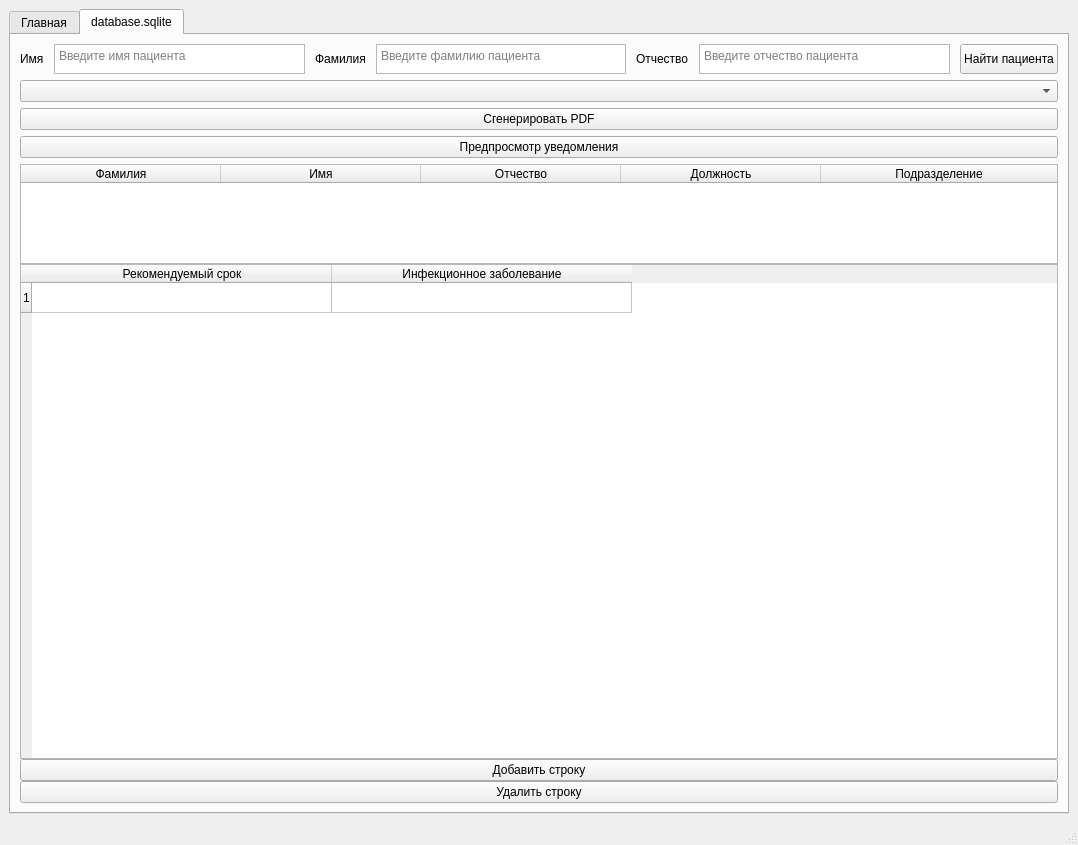
Above: mainwindow.ui from saschaschmygol/PDF_gen before the change. Below: the same form after it.
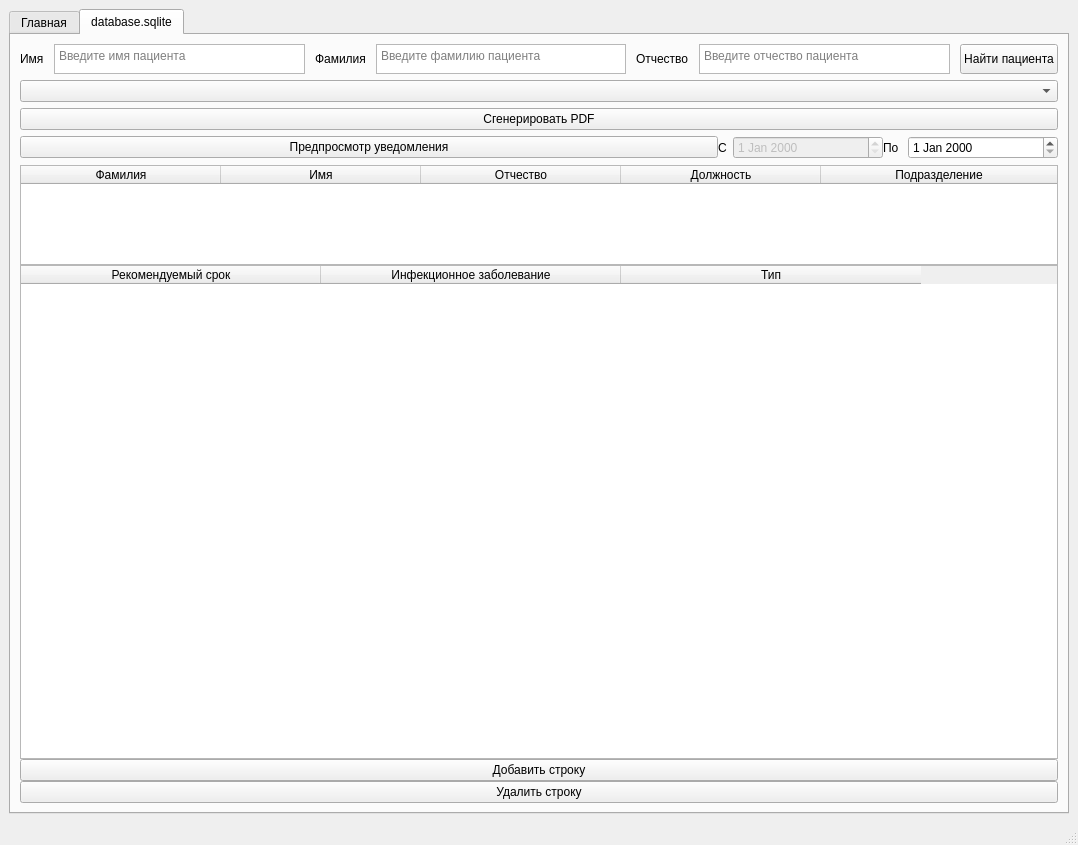
That is the form after the change.

```diff
--- a/mainwindow.ui
+++ b/mainwindow.ui
@@ -167,10 +167,98 @@
          </widget>
         </item>
         <item>
-         <widget class="QPushButton" name="preview_button">
-          <property name="text">
-           <string>Предпросмотр уведомления</string>
+         <widget class="QWidget" name="widget_3" native="true">
+          <property name="maximumSize">
+           <size>
+            <width>16777215</width>
+            <height>30</height>
+           </size>
           </property>
+          <property name="styleSheet">
+           <string notr="true"/>
+          </property>
+          <layout class="QHBoxLayout" name="horizontalLayout_2">
+           <property name="spacing">
+            <number>0</number>
+           </property>
+           <property name="leftMargin">
+            <number>0</number>
+           </property>
+           <property name="topMargin">
+            <number>0</number>
+           </property>
+           <property name="rightMargin">
+            <number>0</number>
+           </property>
+           <property name="bottomMargin">
+            <number>0</number>
+           </property>
+           <item>
+            <widget class="QPushButton" name="preview_button">
+             <property name="text">
+              <string>Предпросмотр уведомления</string>
+             </property>
+            </widget>
+           </item>
+           <item>
+            <widget class="QLabel" name="label_2">
+             <property name="maximumSize">
+              <size>
+               <width>15</width>
+               <height>16777215</height>
+              </size>
+             </property>
+             <property name="text">
+              <string>C</string>
+             </property>
+             <property name="margin">
+              <number>2</number>
+             </property>
+            </widget>
+           </item>
+           <item>
+            <widget class="QDateEdit" name="dateEdit_2">
+             <property name="enabled">
+              <bool>false</bool>
+             </property>
+             <property name="maximumSize">
+              <size>
+               <width>150</width>
+               <height>16777215</height>
+              </size>
+             </property>
+            </widget>
+           </item>
+           <item>
+            <widget class="QLabel" name="label">
+             <property name="maximumSize">
+              <size>
+               <width>25</width>
+               <height>16777215</height>
+              </size>
+             </property>
+             <property name="text">
+              <string>По</string>
+             </property>
+             <property name="margin">
+              <number>5</number>
+             </property>
+            </widget>
+           </item>
+           <item>
+            <widget class="QDateEdit" name="dateEdit">
+             <property name="maximumSize">
+              <size>
+               <width>150</width>
+               <height>16777215</height>
+              </size>
+             </property>
+             <property name="styleSheet">
+              <string notr="true"/>
+             </property>
+            </widget>
+           </item>
+          </layout>
          </widget>
         </item>
         <item>
@@ -252,13 +340,18 @@
            </item>
            <item>
             <widget class="QTableWidget" name="tableWidget">
+             <property name="lineWidth">
+              <number>1</number>
+             </property>
+             <property name="rowCount">
+              <number>0</number>
+             </property>
              <attribute name="horizontalHeaderDefaultSectionSize">
               <number>300</number>
              </attribute>
              <attribute name="horizontalHeaderStretchLastSection">
               <bool>false</bool>
              </attribute>
-             <row/>
              <column>
               <property name="text">
                <string>Рекомендуемый срок</string>
@@ -269,6 +362,11 @@
                <string>Инфекционное заболевание</string>
               </property>
              </column>
+             <column>
+              <property name="text">
+               <string>Тип</string>
+              </property>
+             </column>
             </widget>
            </item>
            <item>
```
Left out of the diff: 6 changed lines with no effect on the pictures.
